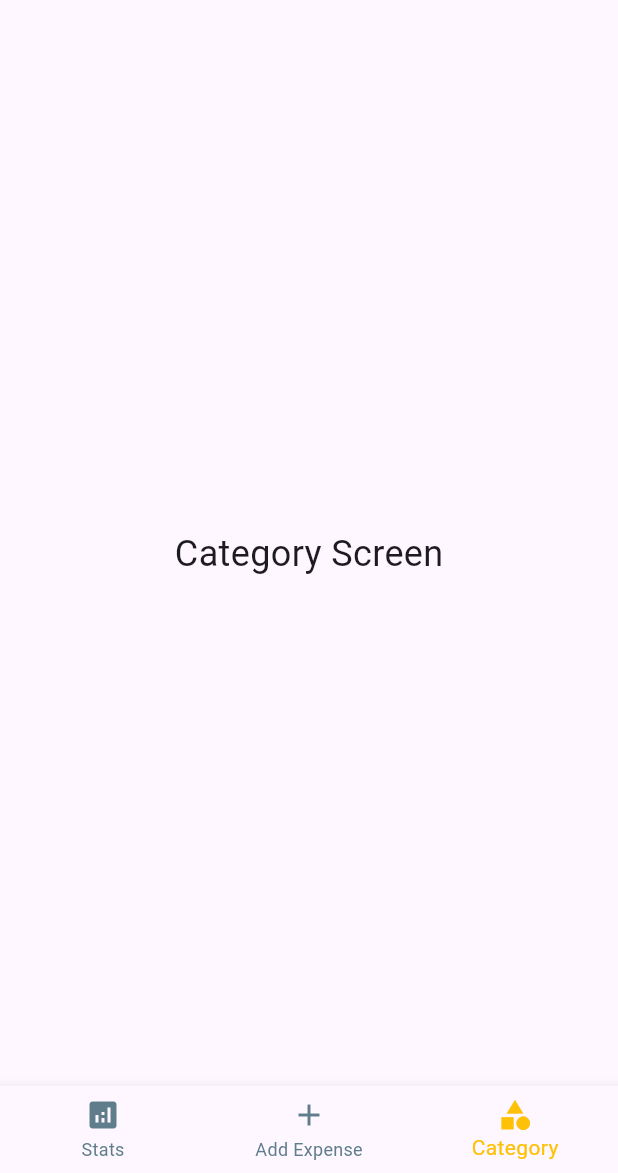
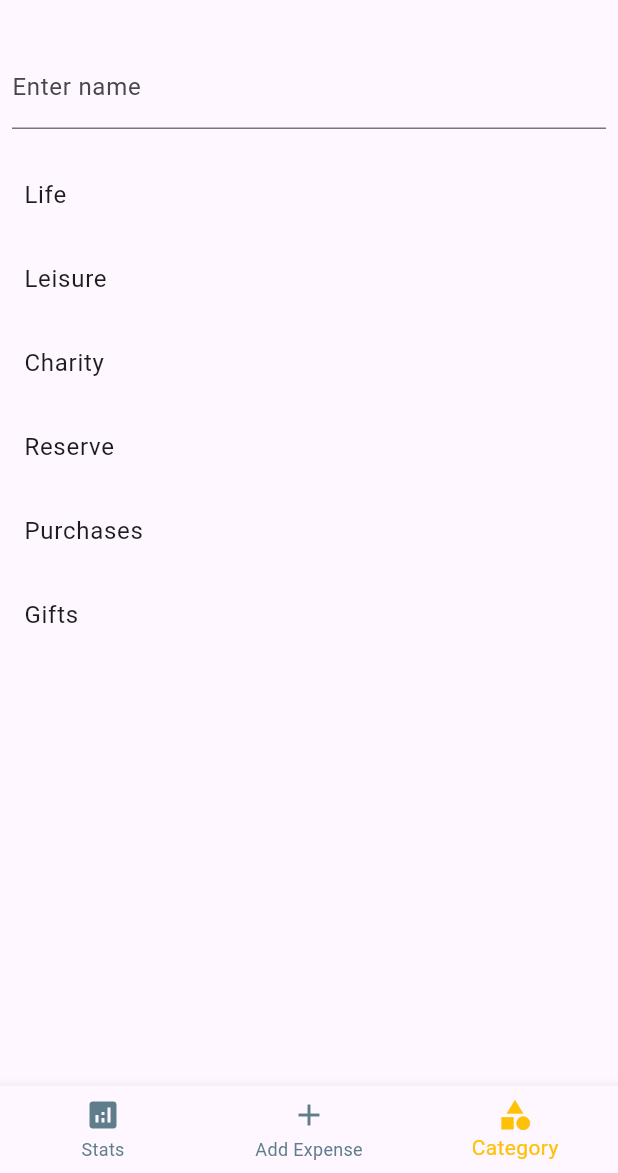
Before and after one commit to dobyrm/moneta-app, a Flutter app: the screen it shows after launch, item 3 of the bottom bar chosen, on a phone screen of 412 x 824 dp, the part 63-1236 px from its top. Run offline on Flutter 3.47's test engine with Material 3 defaults, Android fonts, the phone set to English and light mode, and no system bars.

Commit message:
feat: categoty

```diff
--- a/lib/ui/category/views/category_screen.dart
+++ b/lib/ui/category/views/category_screen.dart
@@ -5,8 +5,31 @@ class CategoryScreen extends StatelessWidget {
 
   @override
   Widget build(BuildContext context) {
-    return const Center(
-      child: Text('Category Screen', style: TextStyle(fontSize: 24)),
+    return Column(
+      crossAxisAlignment: CrossAxisAlignment.start,
+      children: <Widget>[
+        Padding(
+          padding: const EdgeInsets.symmetric(horizontal: 8, vertical: 16),
+          child: TextFormField(
+            decoration: const InputDecoration(
+              border: UnderlineInputBorder(),
+              labelText: 'Enter name',
+            ),
+          ),
+        ),
+        Expanded(
+          child: ListView(
+            children: const <Widget>[
+              ListTile(title: Text('Life')),
+              ListTile(title: Text('Leisure')),
+              ListTile(title: Text('Charity')),
+              ListTile(title: Text('Reserve')),
+              ListTile(title: Text('Purchases')),
+              ListTile(title: Text('Gifts')),
+            ],
+          ),
+        ),
+      ],
     );
   }
 }
```
Also changed, not shown: 1 other file.
